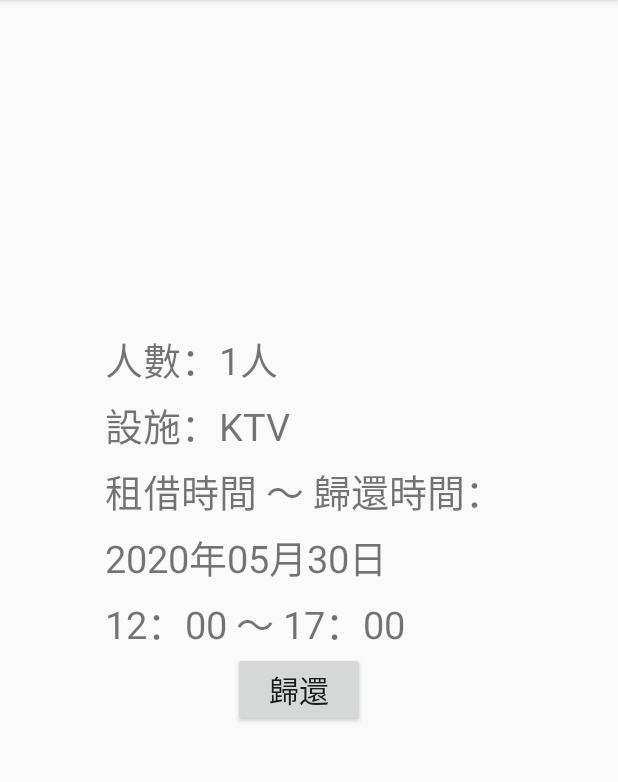
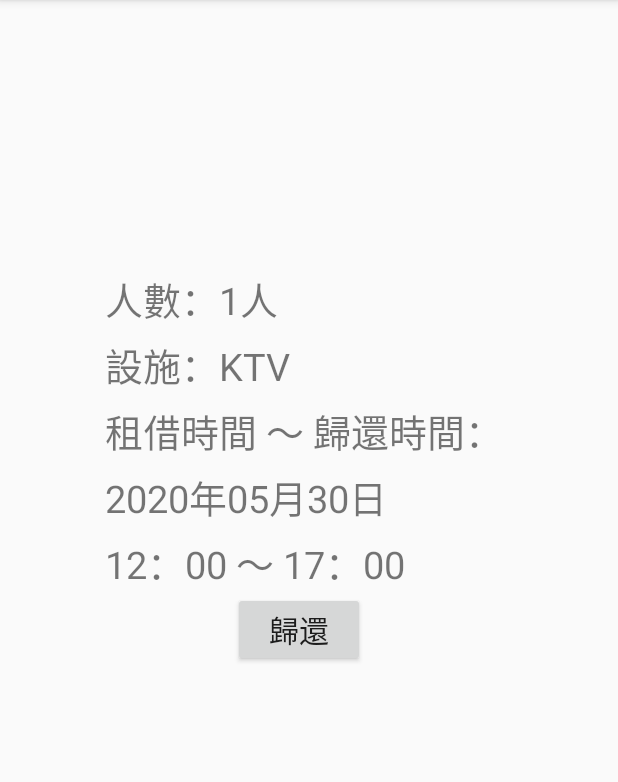
Before and after one commit to techinque180/DBMS, an Android app: the rentcontentActivity screen opened directly, with no data from a screen before it, on a phone screen of 412 x 824 dp, the part 84-866 px from its top. Run offline under Robolectric (Android 15) with nearby library versions, the phone set to English and light mode, and no system bars.

Commit message:
修改rentcontent2

```diff
--- a/app/src/main/res/layout/activity_rentcontent.xml
+++ b/app/src/main/res/layout/activity_rentcontent.xml
@@ -4,7 +4,7 @@
     android:orientation="vertical"
     android:layout_marginLeft="70dp"
     android:layout_marginRight="70dp"
-    android:layout_marginTop="220dp"
+    android:layout_marginTop="180dp"
     android:layout_marginBottom="100dp"
     xmlns:android="http://schemas.android.com/apk/res/android">
     <LinearLayout
```
